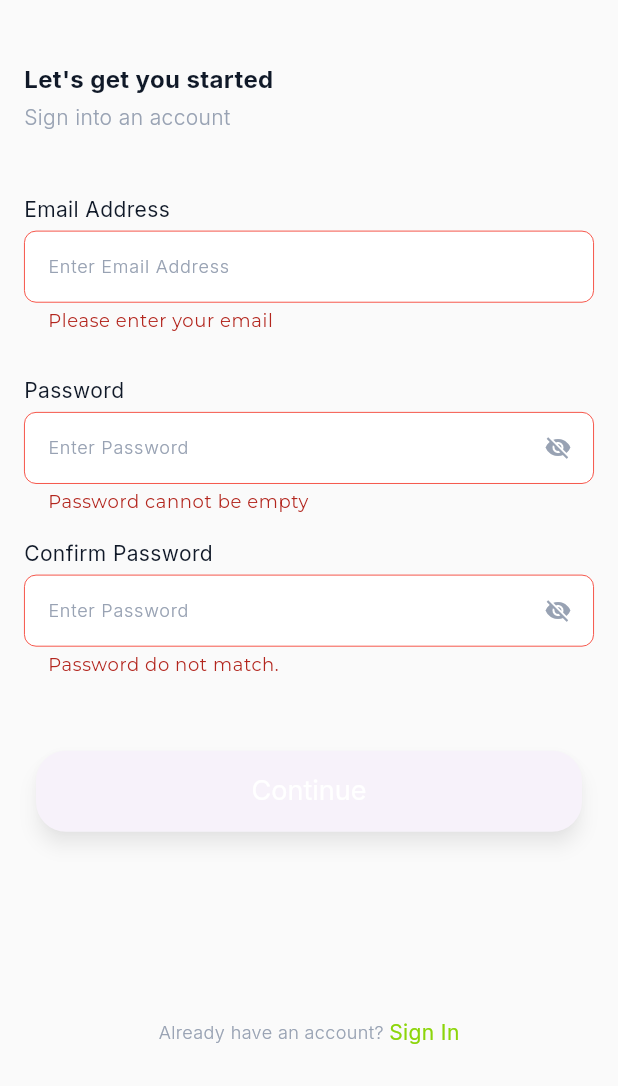
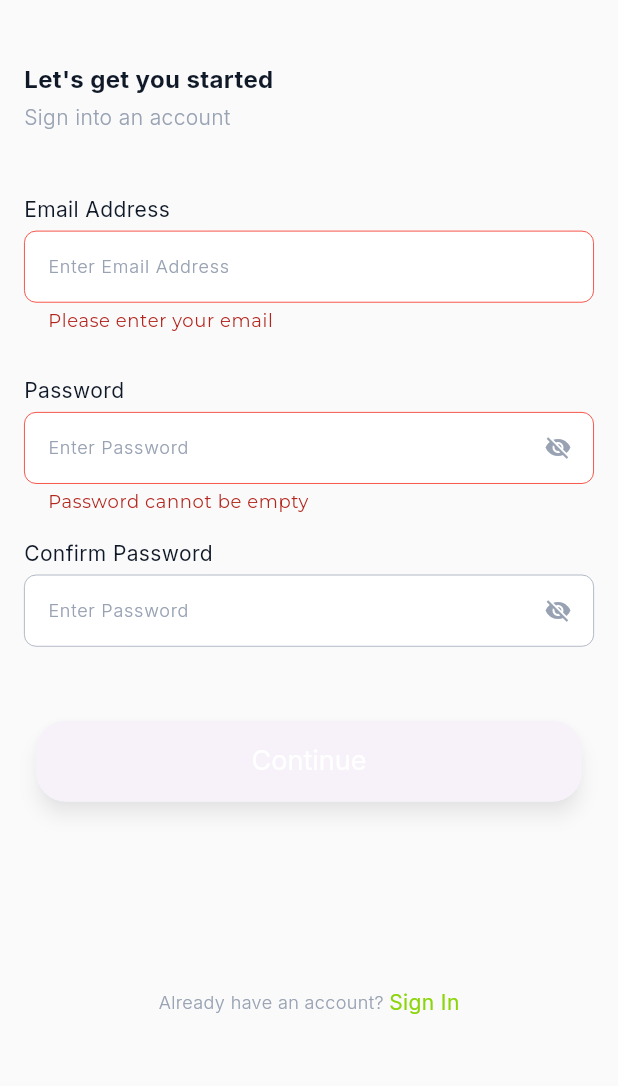
Before and after one commit to Pharmplug/rider, a Flutter app: the Register screen opened by its route, after a tap on "Continue", on a phone screen of 412 x 824 dp, the part 150-1236 px from its top. Run offline on Flutter 3.47's test engine with Material 3 defaults, Android fonts, the light colour scheme and no system bars; our stand-ins replace dotted_line, email_validator, fl_chart, flutter_dotenv, flutter_spinkit, flutter_switch and 3 more; accounts and stored records are empty; statements that could not run were skipped.

Commit message:
validation on register_otp

```diff
--- a/lib/provider/auth_provider.dart
+++ b/lib/provider/auth_provider.dart
@@ -25,6 +25,7 @@ class AuthProvider extends ChangeNotifier {
       data = responseData;
 
       if (responseData['statusCode'] == 200) {
+        data = responseData;
         notifyListeners();
         print(data);
         data;
--- a/lib/views/auth/register.dart
+++ b/lib/views/auth/register.dart
@@ -17,7 +17,13 @@ class Register extends StatefulWidget {
 }
 
 class _RegisterState extends State<Register> {
-  String? password;
+  TextEditingController _controller = TextEditingController();
+
+ final Map<String, dynamic> _registerData = {
+    'email': '',
+    'password': '',
+  };
+
 bool passwordVisible = false;
  bool confirmPasswordVisible = false;
   final _registerFormKey = GlobalKey<FormState>();
@@ -74,8 +80,9 @@ bool passwordVisible = false;
                         hint: "Email Address",
                         label: "Enter Email Address",
                         onChanged: (c) => {},
-                        onSaved: (s) => {},
+                        onSaved: (s) => {{_registerData['email'] = s}},
                         validator: Validators.emailValidator,
+                        myController:_controller,
                         ),
                     SizedBox(
                       height: _getSize.height * 0.035,
@@ -84,7 +91,7 @@ bool passwordVisible = false;
                         hint: "Password",
                         label: "Enter Password",
                         obsecure: !passwordVisible,
-                        onChanged: (c) => password = c,
+                        onChanged: (c) => {_registerData['password'] = c},
                         validator: Validators.passwordValidator,
                         suffixIcon: IconButton(
                             onPressed: () {
@@ -101,7 +108,7 @@ bool passwordVisible = false;
                                   : Icons.visibility_off,
                               color: Pallete.disabledColor, size: 18,
                             )),
-                        onSaved: (s) => password = s),
+                        onSaved: (s) => {_registerData['email'] = s}),
                     SizedBox(
                       height: _getSize.height * 0.02,
                     ),
@@ -112,7 +119,7 @@ bool passwordVisible = false;
                         obsecure: !confirmPasswordVisible,
                         onChanged: (c) => {},
                         validator: (value){
-                          if(value != password ){
+                          if(value != _registerData['password'] ){
                             return "Password do not match.";
                           }
                           return null;
@@ -146,8 +153,13 @@ bool passwordVisible = false;
                     onPressed: () {
                         if(_registerFormKey.currentState?.validate() ?? false){
                           _registerFormKey.currentState?.save();
+
+                          // Capture the email from the TextField
+                          String email = _controller.text.trim();
                             Navigator.of(context).pushNamedAndRemoveUntil(
-                              AppRoutes.registerotpScreen, (route) => false);
+                              AppRoutes.registerotpScreen,
+                              arguments: email,
+                              (route) => false);
                               saveOnce(2);
                         }
                         }
```
Also changed, not shown: lib/views/auth/register_otp.dart (+67 -9 lines).
